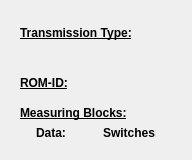
Old version of the form ui/CUinfo_simple.ui in the repository Comer352L/FreeSSM.
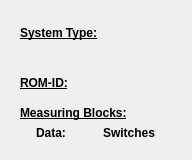
New version of the form.

Commit message: CUinfo-widgets: rename and unify system type title labels

```diff
--- a/ui/CUinfo_simple.ui
+++ b/ui/CUinfo_simple.ui
@@ -51,7 +51,7 @@
     </font>
    </property>
    <property name="text">
-    <string>Transmission Type:</string>
+    <string>System Type:</string>
    </property>
   </widget>
   <widget class="QLabel" name="transmissiontype_label">
```
Left out of the diff: 4 changed lines with no effect on the pictures. The commit also changes 9 other files.
